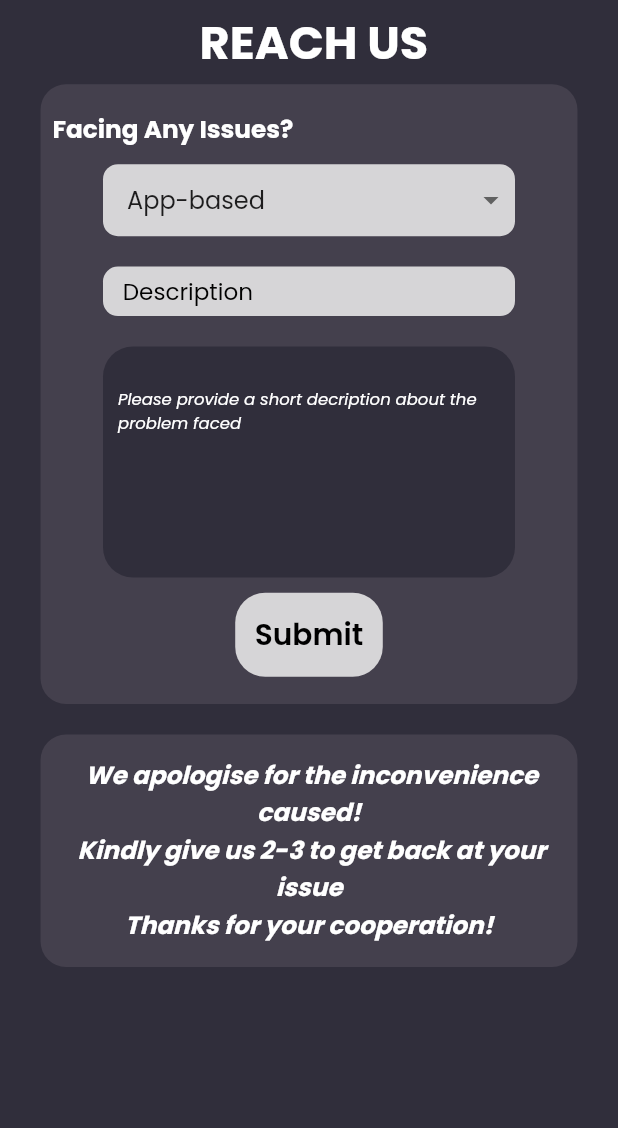
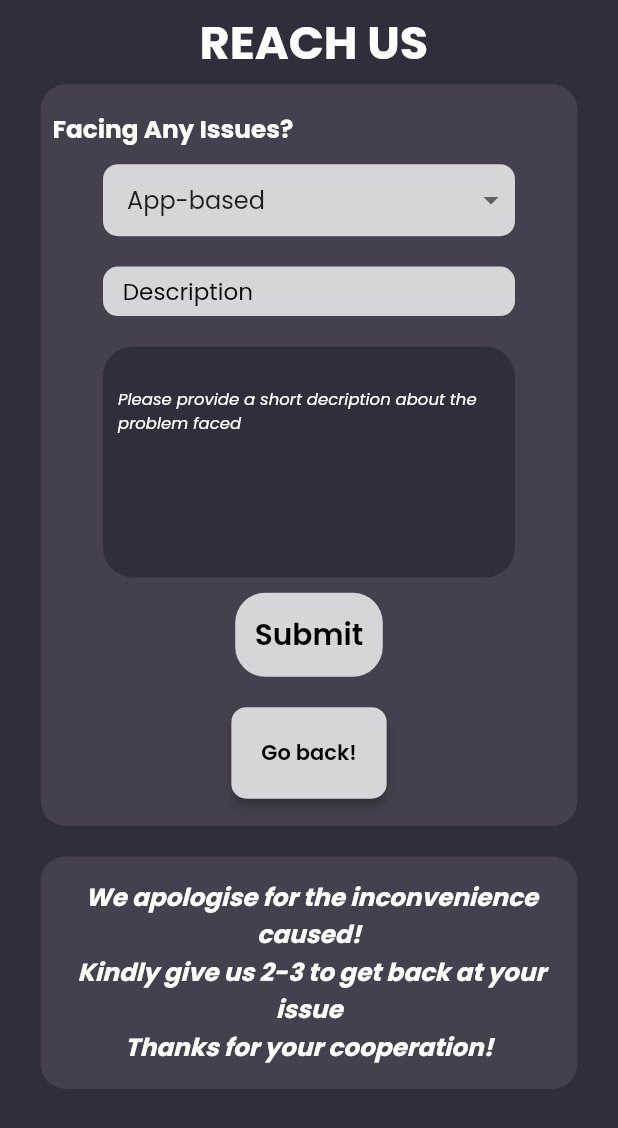
Before and after one commit to Samiksha-Garg/CanteenFoodSystem, a Flutter app: the ComplaintPage screen opened directly, on a phone screen of 412 x 824 dp. Shown: the top 1128 px of the screen. Run offline on Flutter 3.47's test engine with Material 2 defaults, Android fonts, the phone set to English and light mode, and no system bars; our stand-ins replace animated_text_kit, badges, cached_network_image, cloud_firestore, email_validator, firebase_auth and 3 more; accounts and stored records are empty.

Commit message:
connecting pages
in the user page connected edit details and complaint page

```diff
--- a/lib/screens/complaint_page/complaint_page.dart
+++ b/lib/screens/complaint_page/complaint_page.dart
@@ -20,6 +20,7 @@ class ComplaintPage extends StatelessWidget {
     return Scaffold(
       backgroundColor: kPrimaryColor,
       body: SafeArea(
+
         child: Padding(
           padding: EdgeInsets.all(getProportionateScreenHeight(5)),
           child: Center(
@@ -98,8 +99,11 @@ class ComplaintPage extends StatelessWidget {
                                         fontStyle: FontStyle.italic)),
                                 cursorColor: Colors.white,
                               ),
+
                             ),
+
                           ),
+
                           SizedBox(
                             height: getProportionateScreenHeight(10),
                           ),
@@ -127,6 +131,36 @@ class ComplaintPage extends StatelessWidget {
                             ),
                           )),
                           SizedBox(
+                height: getProportionateScreenHeight(20),
+              ),
+                          Center(
+
+                            child: ElevatedButton(
+                              style: ElevatedButton.styleFrom(
+                  primary: Color(0xffD6D5D7), //background color of button
+                   //border width and color
+                  elevation: 3, //elevation of button
+                  shape: RoundedRectangleBorder( //to set border radius to button
+                    borderRadius: BorderRadius.circular(10)
+                  ),
+                  padding: EdgeInsets.all(20) //content padding inside button
+                ),
+                              onPressed: () {
+                                Navigator.pop(context);
+                              },
+
+                            child: const Text(
+                              'Go back!',
+                              style: TextStyle(
+
+                                    color: Colors.black,
+                                    fontWeight: FontWeight.w600
+                                    ),
+                              ),
+                            ),
+                          ),
+
+                          SizedBox(
                             height: getProportionateScreenHeight(10),
                           )
                         ]),
@@ -149,6 +183,7 @@ class ComplaintPage extends StatelessWidget {
           ])),
         ),
       ),
+
     );
   }
 }
--- a/pubspec.yaml
+++ b/pubspec.yaml
@@ -50,10 +50,8 @@ dev_dependencies:
   # rules and activating additional ones.
   flutter_lints: ^2.0.0
   provider: ^6.0.3 #for state management
-  firebase_core: ^1.21.1 #for Firebase Services
   firebase_auth: ^3.7.0 #for firebase auth services
   google_sign_in: ^5.4.1 # for Google sign in Auth Services
-  cloud_firestore: ^3.4.6 # for Firebase Cloud Firestore Services
   flutter_svg: ^1.1.4 # help us to use SVG in our app
   font_awesome_flutter: ^10.2.1
   email_validator: ^2.1.17 #for validating email
@@ -101,6 +99,9 @@ flutter:
           weight: 700
         - asset: assets/fonts/Poppins-Light.ttf
           weight: 300
+dependencies:
+  cloud_firestore: ^3.5.1
+  firebase_core: ^1.24.0
   #
   # For details regarding fonts from package dependencies,
   # see https://flutter.dev/custom-fonts/#from-packages
```
Also changed, not shown: lib/screens/cartScreen/components/cart_tile.dart (+35 -35 lines), lib/screens/edit_details/edit_details.dart (+30 -1 lines), lib/screens/user/user.dart (+32 -2 lines).
